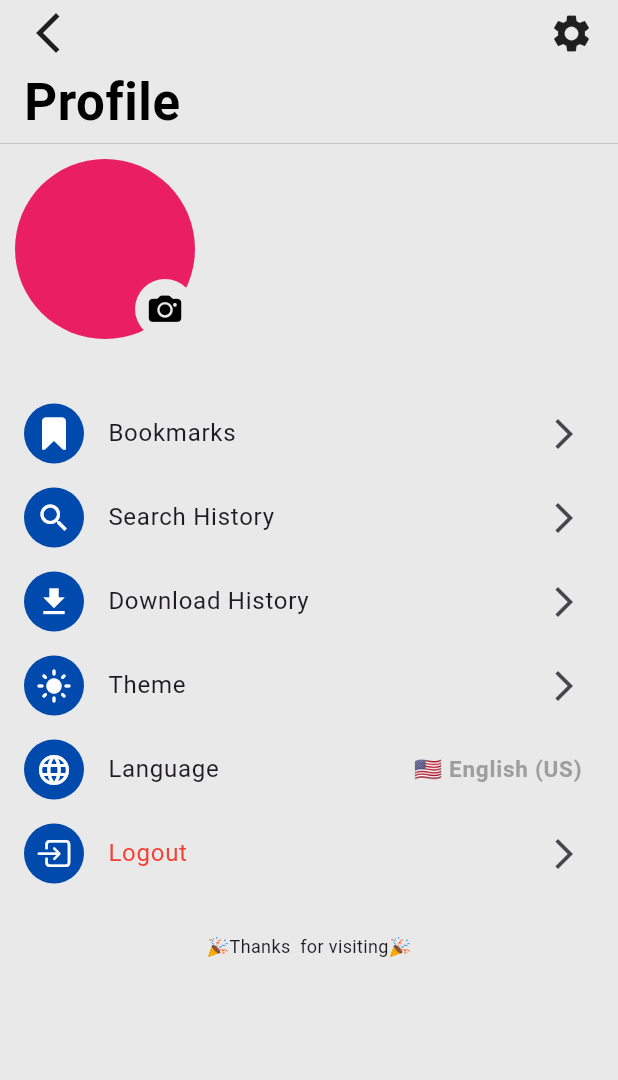
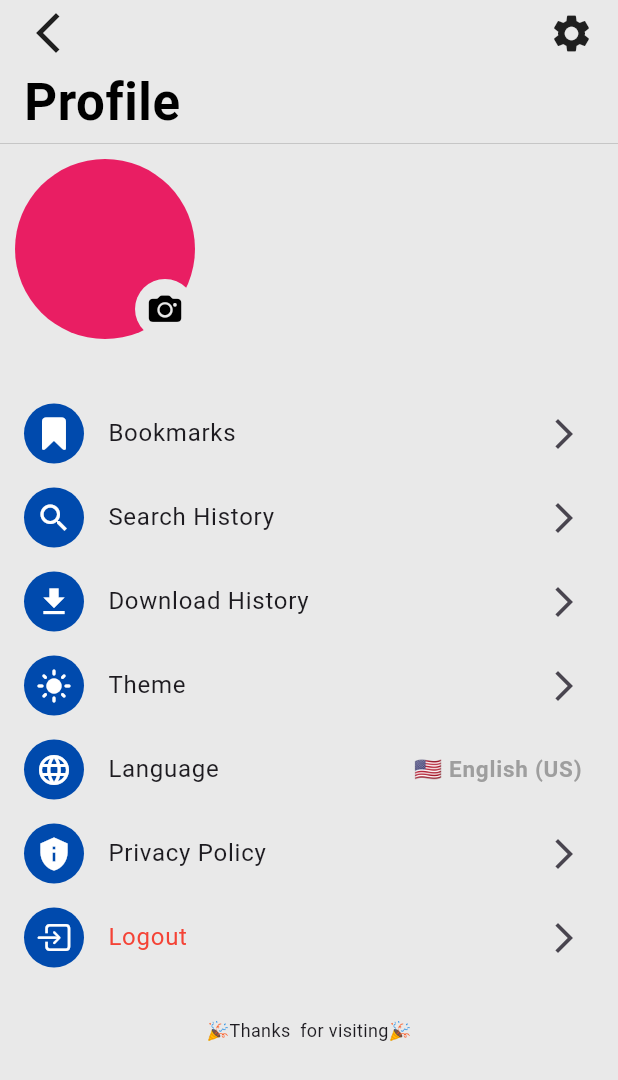
Before and after one commit to shabanbhatti/Pix-Hunt, a Flutter app: the ProfilePage screen opened by its route, on a phone screen of 412 x 824 dp. Shown: the top 1080 px of the screen. Run offline on Flutter 3.47's test engine with Material 3 defaults, Android fonts, the phone set to English and light mode, and no system bars; our stand-ins replace cached_network_image, cloud_firestore, dio, firebase_auth, firebase_core, firebase_storage and 14 more; missing offline and left inert: animated_item, hawk_fab_menu, image_gallery_saver_plus; accounts and stored records are empty; network calls fail; statements that could not run were skipped.

Commit message:
privacy policy added

```diff
--- a/lib/Pages/home screens/profile Page/Widgets/profile_listtile_widget.dart
+++ b/lib/Pages/home screens/profile Page/Widgets/profile_listtile_widget.dart
@@ -8,6 +8,7 @@ import 'package:pix_hunt_project/Pages/home%20screens/Theme%20page/theme_page.da
 import 'package:pix_hunt_project/Pages/home%20screens/View%20Search%20history%20page/search_history_page.dart';
 import 'package:pix_hunt_project/Pages/home%20screens/language%20page/language_page.dart';
 import 'package:pix_hunt_project/core/Utils/get_language_by_code_util.dart';
+import 'package:pix_hunt_project/core/Utils/redirect_to_url_util.dart';
 import 'package:pix_hunt_project/core/Widgets/custom_listtile_widget.dart';
 import 'package:pix_hunt_project/core/Utils/dialog%20boxes/logout_dialog_box.dart';
 import 'package:pix_hunt_project/core/constants/constant_colors.dart';
@@ -80,7 +81,16 @@ class ProfileListtileWidget extends StatelessWidget {
             },
           ),
         ),
+        CustomListTileWidget(
+          leading: Icons.privacy_tip,
 
+          title: 'Privacy Policy',
+          onTap: () async {
+            RedirectToUrlUtil.openThisLink(
+              'https://shabanbhatti.github.io/pixhunt_privacy_policy/',
+            );
+          },
+        ),
         Consumer(
           builder: (contextx, ref, child) {
             return CustomListTileWidget(
--- a/lib/Pages/initial screens/Login Page/login_page.dart
+++ b/lib/Pages/initial screens/Login Page/login_page.dart
@@ -392,8 +392,9 @@ class _LoginEmailTextFieldWidget extends StatelessWidget {
   Widget build(BuildContext context) {
     var lng = AppLocalizations.of(context);
     return CustomTextfieldWidget(
-      validator:
-          (value) => ValidationsTextfieldsUtils.emailValidation(value, context),
+      // validator:
+      //     (value) => ValidationsTextfieldsUtils.emailValidation(value, context),
+      validator: null,
       controller: controller,
       focusNode: focusNode,
       label: lng?.email ?? '',
@@ -424,6 +425,7 @@ class _LoginPasswordTextFieldWidget extends StatelessWidget {
       validator:
           (value) =>
               ValidationsTextfieldsUtils.passwordValidation(value, context),
+
       onFieldSubmitted:
           (p0) => FocusScope.of(context).requestFocus(btnFocusNode),
     );
--- a/lib/Pages/initial screens/Signup Page/signup_page.dart
+++ b/lib/Pages/initial screens/Signup Page/signup_page.dart
@@ -1,5 +1,4 @@
 import 'dart:developer';
-
 import 'package:flutter/cupertino.dart';
 import 'package:flutter/material.dart';
 import 'package:flutter_riverpod/flutter_riverpod.dart';
--- a/pubspec.yaml
+++ b/pubspec.yaml
@@ -72,6 +72,7 @@ dependencies:
   path: ^1.9.1
   flutter_spinkit: ^5.2.2
   google_mobile_ads: ^7.0.0
+  url_launcher: ^6.3.2
 
 
 
```
Also changed, not shown: lib/core/Utils/redirect_to_url_util.dart (added, +26 -0 lines), pubspec.lock, 6 other files.
